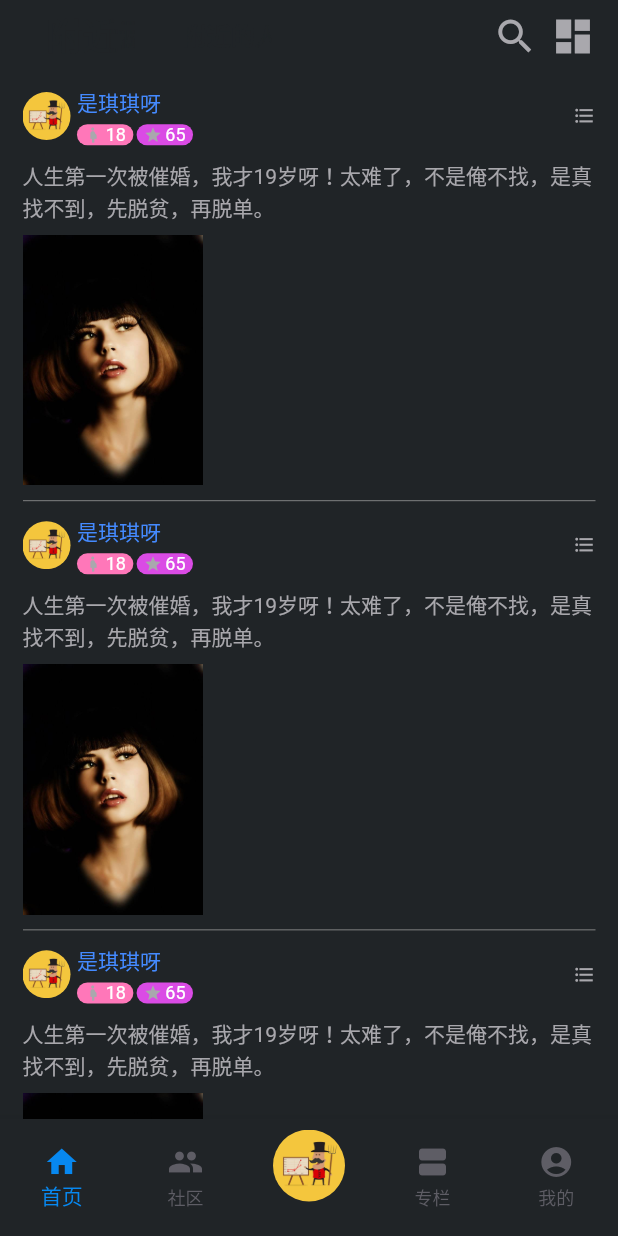
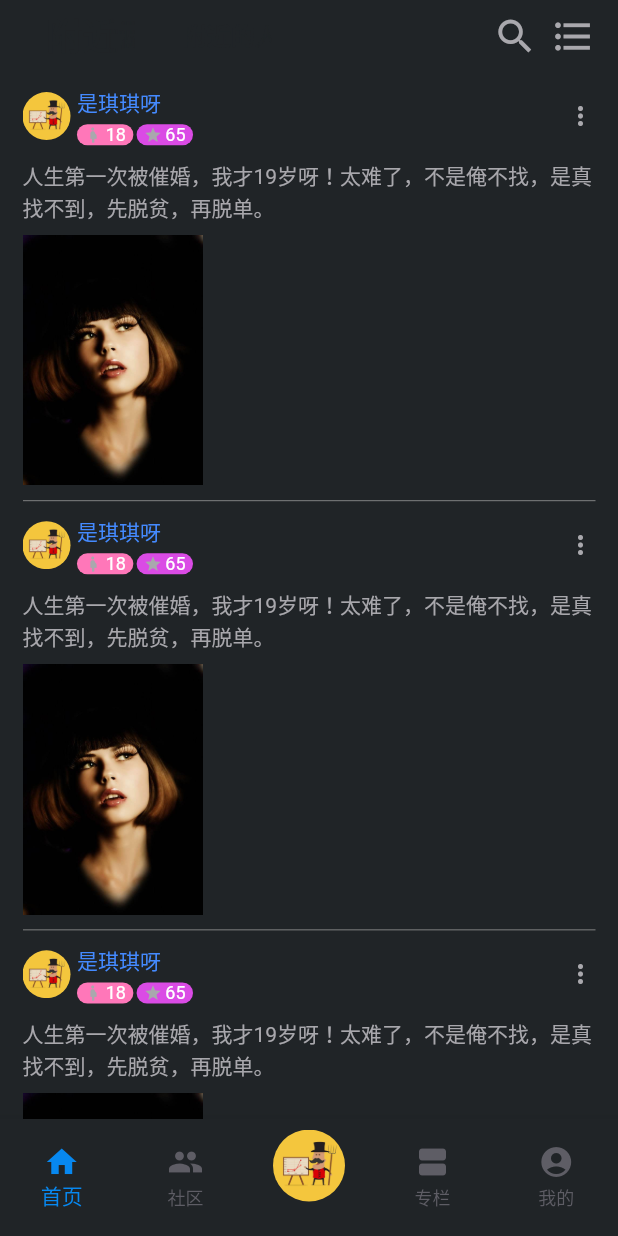
Before and after one commit to ifredom/flutter-app-chinaculture, a Flutter app: the screen it shows after launch, on a phone screen of 412 x 824 dp. Run offline on Flutter 3.47's test engine with Material 2 defaults, Android fonts, the phone set to English and light mode, and no system bars; drawn by our look-alikes of oktoast; our stand-ins replace connectivity, dio, event_bus, fluro, shared_preferences; Roboto replaces fonts that are missing (PingFang SC); statements that could not run were skipped.

Commit message:
图标优化

```diff
--- a/lib/pages/home/child/pageview_content.dart
+++ b/lib/pages/home/child/pageview_content.dart
@@ -131,7 +131,10 @@ class _PageviewContentState extends State<PageviewContent> {
             )
           ],
         ),
-        Icon(Icons.format_list_bulleted)
+        Icon(
+          Icons.more_vert,
+          size: 20,
+        )
       ],
     );
   }
--- a/lib/pages/home/home.dart
+++ b/lib/pages/home/home.dart
@@ -109,7 +109,7 @@ class _HomePageState extends State<HomePage>
       children: <Widget>[
         Icon(Icons.search, size: 30),
         Gaps.hGap40,
-        Icon(Icons.dashboard, size: 30),
+        Icon(Icons.format_list_bulleted, size: 30),
       ],
     );
   }
```
